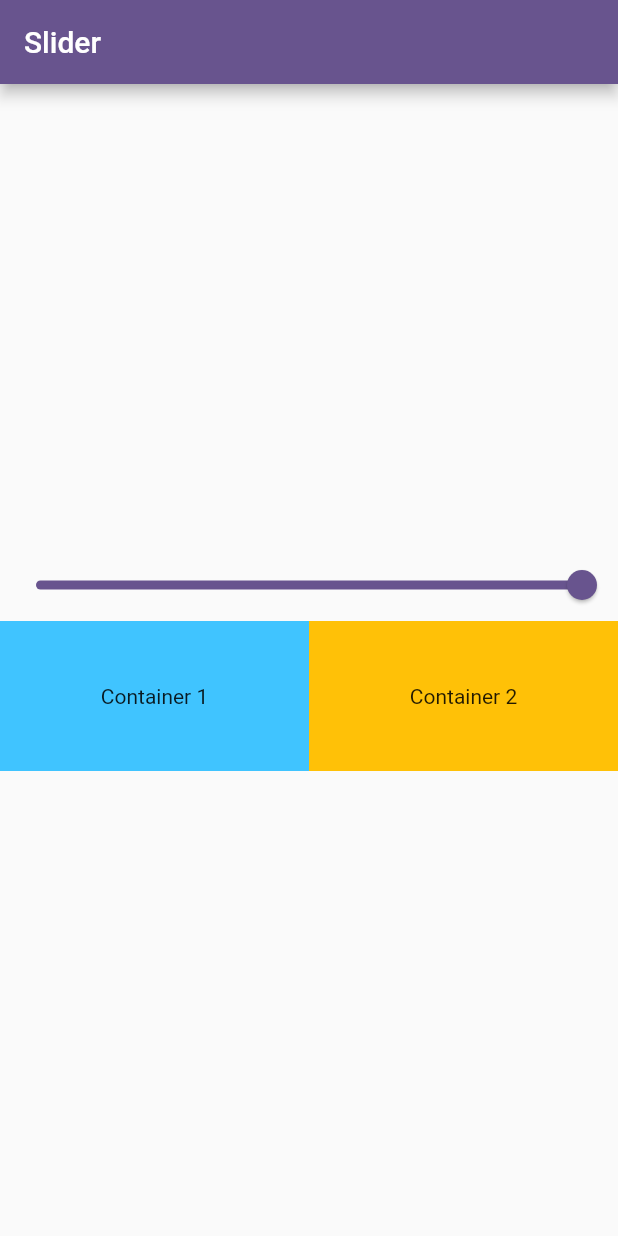
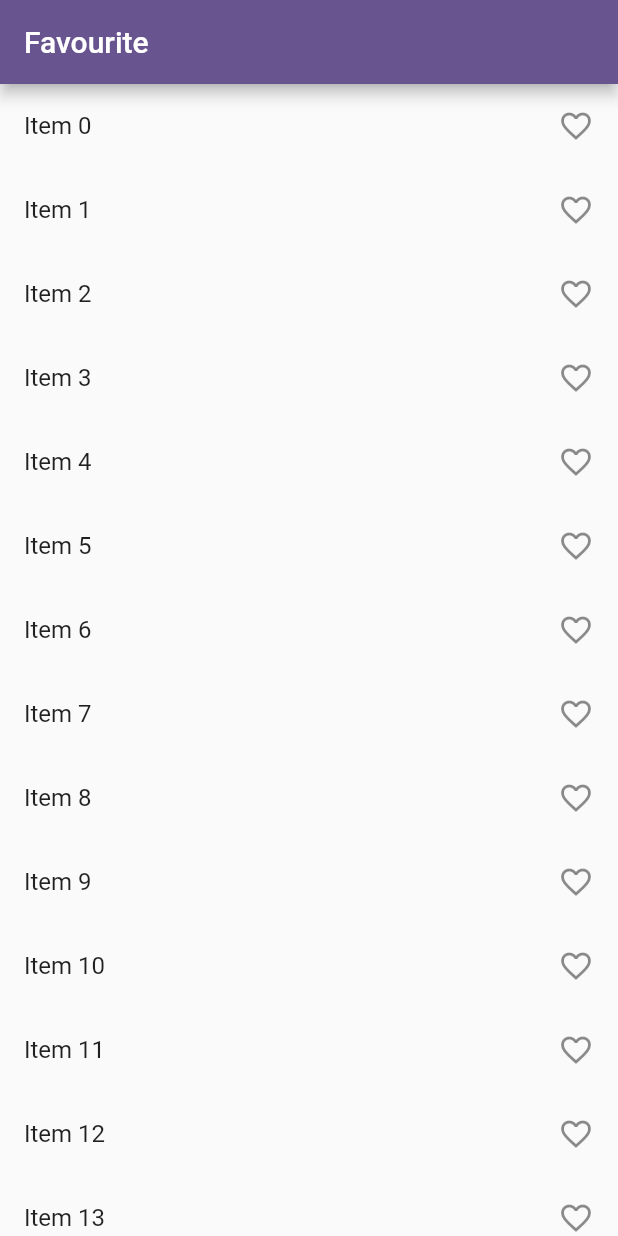
Before and after one commit to rohitranjan753/FlutterProviderTutorial, a Flutter app: the screen it shows after launch, on a phone screen of 412 x 824 dp. Run offline on Flutter 3.47's test engine with Material 2 defaults, Android fonts, the light colour scheme and no system bars.

Commit message:
favourite screen example

```diff
--- /dev/null
+++ b/lib/favourite_screen.dart
@@ -0,0 +1,36 @@
+import 'package:flutter/material.dart';
+
+class FavouriteScreen extends StatefulWidget {
+  const FavouriteScreen({Key? key}) : super(key: key);
+
+  @override
+  State<FavouriteScreen> createState() => _FavouriteScreenState();
+}
+
+class _FavouriteScreenState extends State<FavouriteScreen> {
+  @override
+  Widget build(BuildContext context) {
+    return Scaffold(
+      appBar: AppBar(
+        title: Text('Favourite'),
+      ),
+      body: Column(
+        children: [
+          Expanded(
+            child: ListView.builder(
+            itemCount: 100,
+            itemBuilder: (context,index){
+              return ListTile(
+                onTap: (){
+
+                },
+                title: Text('Item '+index.toString()),
+                trailing: Icon(Icons.favorite_border_outlined),
+              );
+            }),
+          )
+        ],
+      ),
+    );
+  }
+}
--- a/lib/main.dart
+++ b/lib/main.dart
@@ -2,6 +2,7 @@ import 'package:flutter/material.dart';
 import 'package:provider/provider.dart';
 import 'package:providertutorial/count_example.dart';
 import 'package:providertutorial/count_provider.dart';
+import 'package:providertutorial/favourite_screen.dart';
 import 'package:providertutorial/slider_provider.dart';
 import 'package:providertutorial/slider_screen.dart';
 
@@ -32,7 +33,7 @@ class MyApp extends StatelessWidget {
         theme: ThemeData(
           colorScheme: ColorScheme.fromSeed(seedColor: Colors.deepPurple),
         ),
-        home: SliderScreen(),
+        home: FavouriteScreen(),
       ),
     );
   }
```
Also changed, not shown: lib/favourite_provider.dart (added).
